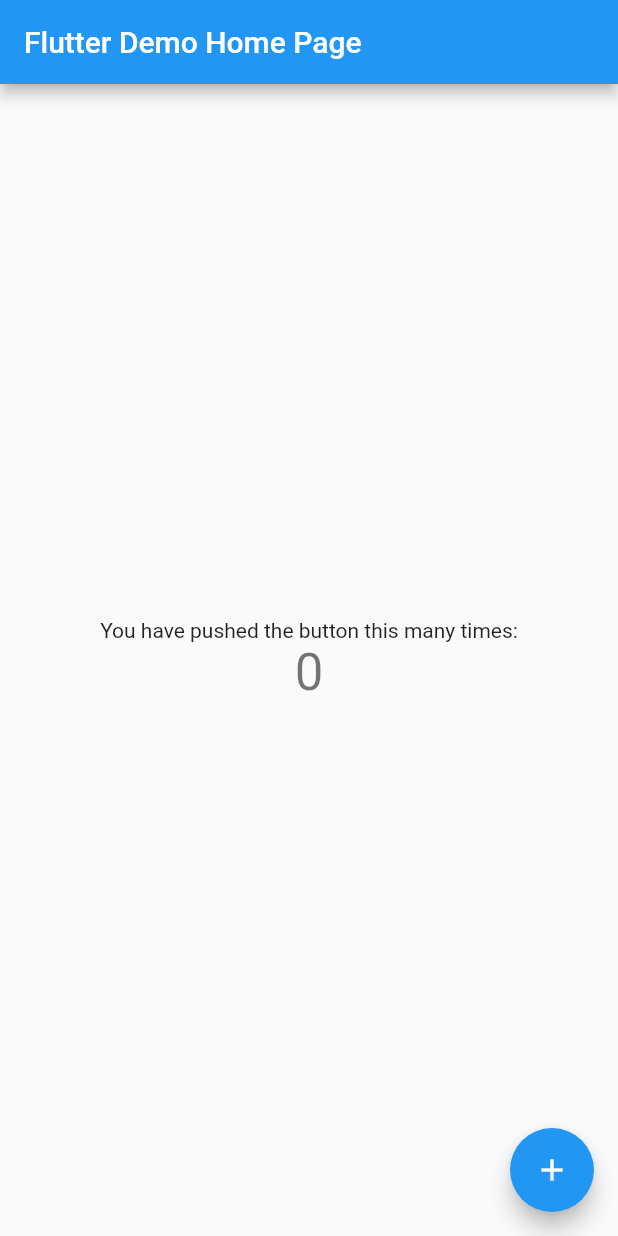
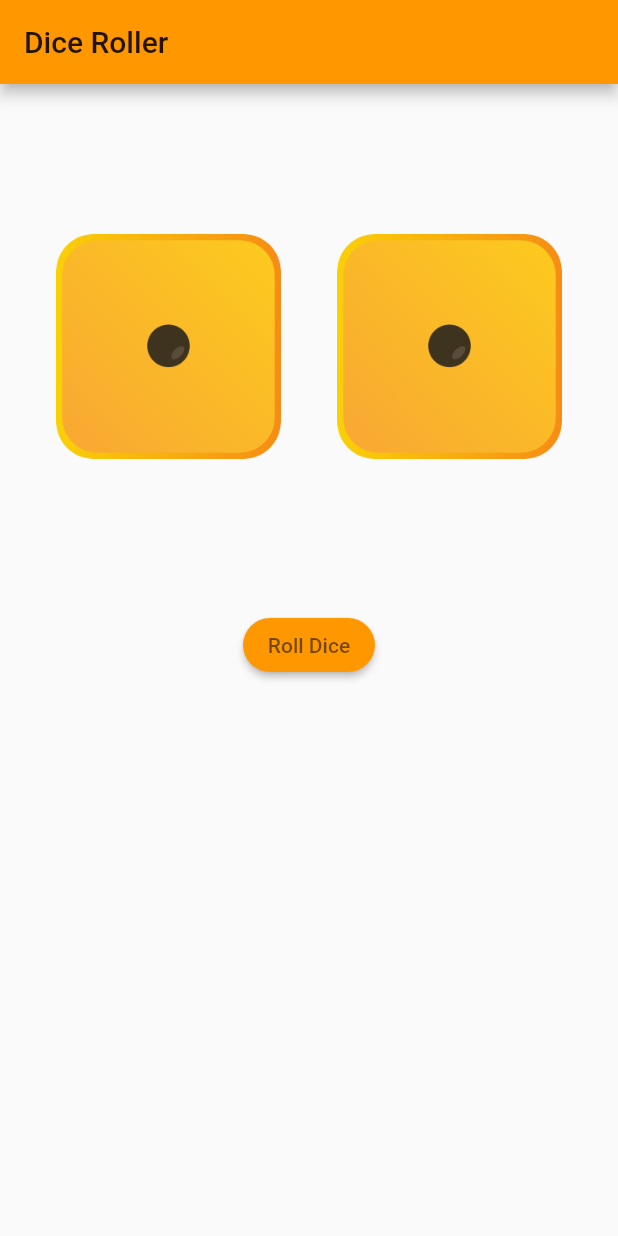
Before and after one commit to Wilson-kunadi/dice_roller, a Flutter app: the screen it shows after launch, on a phone screen of 412 x 824 dp. Run offline on Flutter 3.47's test engine with Material 2 defaults, Android fonts, the phone set to English and light mode, and no system bars.

Commit message:
Completion of Mini Project & Challenges

```diff
--- a/lib/main.dart
+++ b/lib/main.dart
@@ -1,111 +1,18 @@
+import 'package:dice_roller/rollerBody.dart';
 import 'package:flutter/material.dart';
 
-void main() => runApp(MyApp());
+void main(List<String> args) => runApp(MyApp());
 
 class MyApp extends StatelessWidget {
-  // This widget is the root of your application.
   @override
   Widget build(BuildContext context) {
     return MaterialApp(
-      title: 'Flutter Demo',
+      title: "Dice Roller",
+      debugShowCheckedModeBanner: false,
       theme: ThemeData(
-        // This is the theme of your application.
-        //
-        // Try running your application with "flutter run". You'll see the
-        // application has a blue toolbar. Then, without quitting the app, try
-        // changing the primarySwatch below to Colors.green and then invoke
-        // "hot reload" (press "r" in the console where you ran "flutter run",
-        // or simply save your changes to "hot reload" in a Flutter IDE).
-        // Notice that the counter didn't reset back to zero; the application
-        // is not restarted.
-        primarySwatch: Colors.blue,
+        primarySwatch: Colors.orange,
       ),
-      home: MyHomePage(title: 'Flutter Demo Home Page'),
+      home: rollerBody(),
     );
   }
 }
-
-class MyHomePage extends StatefulWidget {
-  MyHomePage({Key key, this.title}) : super(key: key);
-
-  // This widget is the home page of your application. It is stateful, meaning
-  // that it has a State object (defined below) that contains fields that affect
-  // how it looks.
-
-  // This class is the configuration for the state. It holds the values (in this
-  // case the title) provided by the parent (in this case the App widget) and
-  // used by the build method of the State. Fields in a Widget subclass are
-  // always marked "final".
-
-  final String title;
-
-  @override
-  _MyHomePageState createState() => _MyHomePageState();
-}
-
-class _MyHomePageState extends State<MyHomePage> {
-  int _counter = 0;
-
-  void _incrementCounter() {
-    setState(() {
-      // This call to setState tells the Flutter framework that something has
-      // changed in this State, which causes it to rerun the build method below
-      // so that the display can reflect the updated values. If we changed
-      // _counter without calling setState(), then the build method would not be
-      // called again, and so nothing would appear to happen.
-      _counter++;
-    });
-  }
-
-  @override
-  Widget build(BuildContext context) {
-    // This method is rerun every time setState is called, for instance as done
-    // by the _incrementCounter method above.
-    //
-    // The Flutter framework has been optimized to make rerunning build methods
-    // fast, so that you can just rebuild anything that needs updating rather
-    // than having to individually change instances of widgets.
-    return Scaffold(
-      appBar: AppBar(
-        // Here we take the value from the MyHomePage object that was created by
-        // the App.build method, and use it to set our appbar title.
-        title: Text(widget.title),
-      ),
-      body: Center(
-        // Center is a layout widget. It takes a single child and positions it
-        // in the middle of the parent.
-        child: Column(
-          // Column is also a layout widget. It takes a list of children and
-          // arranges them vertically. By default, it sizes itself to fit its
-          // children horizontally, and tries to be as tall as its parent.
-          //
-          // Invoke "debug painting" (press "p" in the console, choose the
-          // "Toggle Debug Paint" action from the Flutter Inspector in Android
-          // Studio, or the "Toggle Debug Paint" command in Visual Studio Code)
-          // to see the wireframe for each widget.
-          //
-          // Column has various properties to control how it sizes itself and
-          // how it positions its children. Here we use mainAxisAlignment to
-          // center the children vertically; the main axis here is the vertical
-          // axis because Columns are vertical (the cross axis would be
-          // horizontal).
-          mainAxisAlignment: MainAxisAlignment.center,
-          children: <Widget>[
-            Text(
-              'You have pushed the button this many times:',
-            ),
-            Text(
-              '$_counter',
-              style: Theme.of(context).textTheme.display1,
-            ),
-          ],
-        ),
-      ),
-      floatingActionButton: FloatingActionButton(
-        onPressed: _incrementCounter,
-        tooltip: 'Increment',
-        child: Icon(Icons.add),
-      ), // This trailing comma makes auto-formatting nicer for build methods.
-    );
-  }
-}
--- /dev/null
+++ b/lib/rollerBody.dart
@@ -0,0 +1,92 @@
+import 'dart:math';
+import 'package:flutter/material.dart';
+
+class rollerBody extends StatefulWidget {
+  @override
+  _rollerBodyState createState() => _rollerBodyState();
+}
+
+class _rollerBodyState extends State<rollerBody> {
+  List<AssetImage> dice = [
+    AssetImage("images/one.png"),
+    AssetImage("images/two.png"),
+    AssetImage("images/three.png"),
+    AssetImage("images/four.png"),
+    AssetImage("images/five.png"),
+    AssetImage("images/six.png"),
+  ];
+
+  AssetImage diceImage1, diceImage2;
+
+  @override
+  void initState() {
+    super.initState();
+    setState(() {
+      this.diceImage1 = dice[0];
+      this.diceImage2 = dice[0];
+    });
+  }
+
+  void rollDice() {
+    int random1 = Random().nextInt(6);
+    int random2 = Random().nextInt(6);
+    setState(() {
+      this.diceImage1 = dice[random1];
+      this.diceImage2 = dice[random2];
+      print("${random1} & ${random2}");
+    });
+  }
+
+  @override
+  Widget build(BuildContext context) {
+    return Scaffold(
+      appBar: AppBar(
+        title: Text("Dice Roller"),
+      ),
+      body: Container(
+        width: double.infinity,
+        child: Column(
+          crossAxisAlignment: CrossAxisAlignment.center,
+          children: <Widget>[
+            Row(
+              mainAxisAlignment: MainAxisAlignment.spaceEvenly,
+              children: <Widget>[
+                Container(
+                  margin: EdgeInsets.only(top: 100, bottom: 100),
+                  child: Image(
+                    image: diceImage1,
+                    width: 150,
+                    height: 150,
+                  ),
+                ),
+                Container(
+                  margin: EdgeInsets.only(top: 100, bottom: 100),
+                  child: Image(
+                    image: diceImage2,
+                    width: 150,
+                    height: 150,
+                  ),
+                ),
+              ],
+            ),
+            RaisedButton(
+              color: Colors.orange,
+              shape: RoundedRectangleBorder(
+                borderRadius: BorderRadius.circular(18.0),
+              ),
+              child: Text(
+                "Roll Dice",
+                style: TextStyle(
+                  color: Colors.black54,
+                ),
+              ),
+              onPressed: () {
+                rollDice();
+              },
+            )
+          ],
+        ),
+      ),
+    );
+  }
+}
```
Also changed, not shown: pubspec.yaml (+2 -8 lines), images/five.png (added), images/four.png (added), images/one.png (added), images/six.png (added), images/three.png (added), images/two.png (added).
